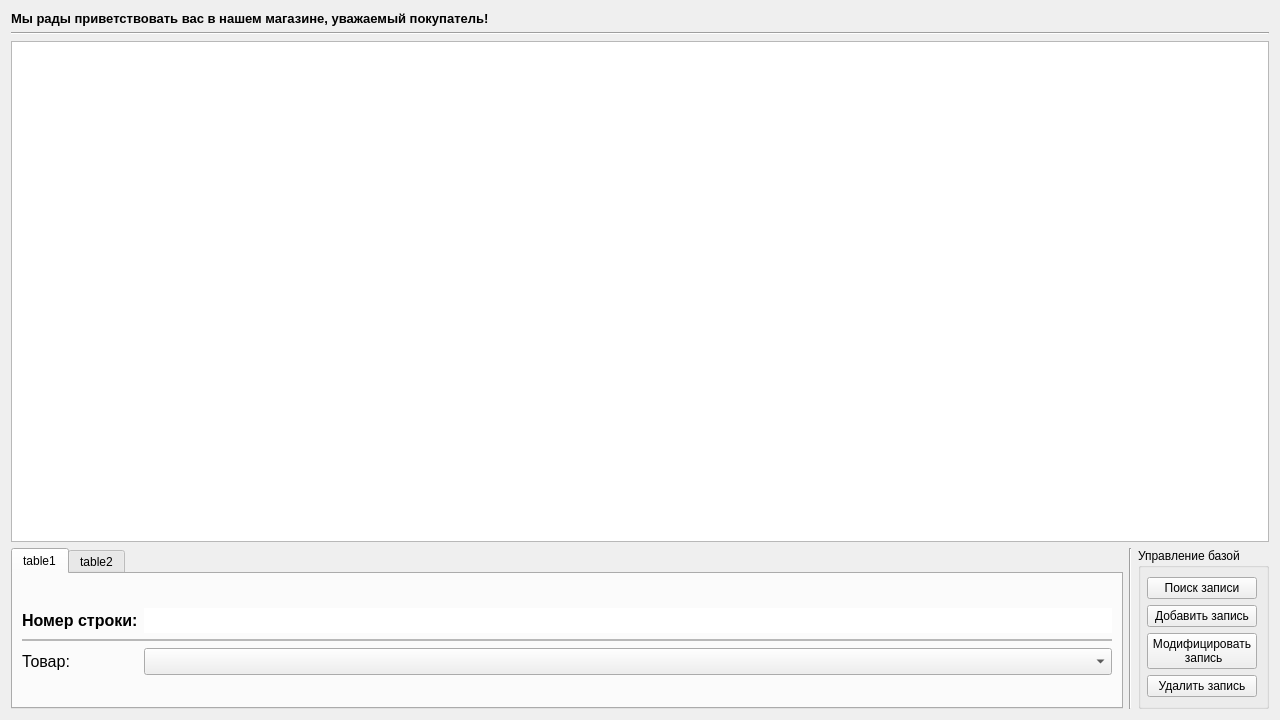
The window that 3 course/postgres_coursework/Views/BuyerForm.ui (Manerton/labs-se) describes before a commit, drawn with Qt 5.
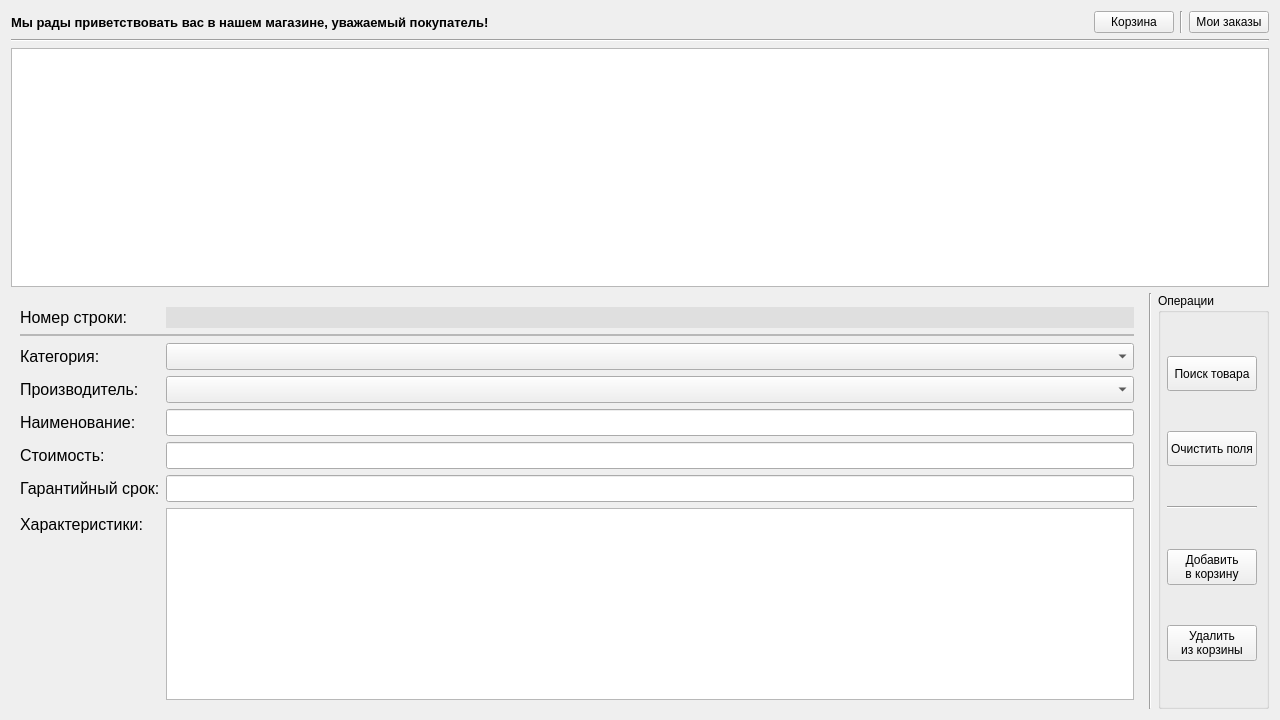
The same window after the commit.

```diff
--- a/3 course/postgres_coursework/Views/BuyerForm.ui
+++ b/3 course/postgres_coursework/Views/BuyerForm.ui
@@ -13,11 +13,17 @@
   <property name="windowTitle">
    <string>Form</string>
   </property>
-  <layout class="QGridLayout" name="gridLayout_3" rowstretch="0,2,1,0">
+  <layout class="QGridLayout" name="gridLayout_3" rowstretch="0,0,0,0">
    <item row="3" column="2">
     <widget class="QGroupBox" name="buttons">
+     <property name="sizePolicy">
+      <sizepolicy hsizetype="Preferred" vsizetype="Preferred">
+       <horstretch>0</horstretch>
+       <verstretch>0</verstretch>
+      </sizepolicy>
+     </property>
      <property name="title">
-      <string>Управление базой</string>
+      <string>Операции</string>
      </property>
      <property name="flat">
       <bool>false</bool>
@@ -31,49 +37,138 @@
       </property>
       <item>
        <widget class="QPushButton" name="pushButton_search">
+        <property name="minimumSize">
+         <size>
+          <width>0</width>
+          <height>35</height>
+         </size>
+        </property>
         <property name="text">
-         <string>Поиск записи</string>
+         <string>Поиск товара</string>
+        </property>
+       </widget>
+      </item>
+      <item>
+       <widget class="QPushButton" name="pushButton_clearInput">
+        <property name="minimumSize">
+         <size>
+          <width>0</width>
+          <height>35</height>
+         </size>
+        </property>
+        <property name="text">
+         <string>Очистить поля</string>
+        </property>
+       </widget>
+      </item>
+      <item>
+       <widget class="Line" name="line_4">
+        <property name="orientation">
+         <enum>Qt::Horizontal</enum>
         </property>
        </widget>
       </item>
       <item>
        <widget class="QPushButton" name="pushButton_create">
-        <property name="text">
-         <string>Добавить запись</string>
+        <property name="minimumSize">
+         <size>
+          <width>0</width>
+          <height>35</height>
+         </size>
         </property>
-       </widget>
-      </item>
-      <item>
-       <widget class="QPushButton" name="pushButton_update">
         <property name="text">
-         <string>Модифицировать
- запись</string>
+         <string>Добавить
+в корзину</string>
         </property>
        </widget>
       </item>
       <item>
        <widget class="QPushButton" name="pushButton_remove">
+        <property name="minimumSize">
+         <size>
+          <width>0</width>
+          <height>35</height>
+         </size>
+        </property>
         <property name="text">
-         <string>Удалить запись</string>
+         <string>Удалить
+из корзины</string>
         </property>
        </widget>
       </item>
      </layout>
     </widget>
    </item>
+   <item row="2" column="0" colspan="3">
+    <widget class="QTableView" name="tableView">
+     <property name="font">
+      <font>
+       <family>Segoe UI</family>
+       <pointsize>10</pointsize>
+      </font>
+     </property>
+     <property name="editTriggers">
+      <set>QAbstractItemView::NoEditTriggers</set>
+     </property>
+     <property name="tabKeyNavigation">
+      <bool>false</bool>
+     </property>
+     <property name="showDropIndicator" stdset="0">
+      <bool>false</bool>
+     </property>
+     <property name="dragDropOverwriteMode">
+      <bool>false</bool>
+     </property>
+     <property name="alternatingRowColors">
+      <bool>false</bool>
+     </property>
+     <property name="selectionMode">
+      <enum>QAbstractItemView::SingleSelection</enum>
+     </property>
+     <property name="selectionBehavior">
+      <enum>QAbstractItemView::SelectRows</enum>
+     </property>
+     <property name="showGrid">
+      <bool>true</bool>
+     </property>
+     <property name="sortingEnabled">
+      <bool>true</bool>
+     </property>
+     <property name="cornerButtonEnabled">
+      <bool>false</bool>
+     </property>
+     <attribute name="horizontalHeaderCascadingSectionResizes">
+      <bool>true</bool>
+     </attribute>
+     <attribute name="horizontalHeaderMinimumSectionSize">
+      <number>37</number>
+     </attribute>
+     <attribute name="horizontalHeaderDefaultSectionSize">
+      <number>150</number>
+     </attribute>
+     <attribute name="horizontalHeaderStretchLastSection">
+      <bool>true</bool>
+     </attribute>
+     <attribute name="verticalHeaderCascadingSectionResizes">
+      <bool>false</bool>
+     </attribute>
+     <attribute name="verticalHeaderMinimumSectionSize">
+      <number>35</number>
+     </attribute>
+     <attribute name="verticalHeaderDefaultSectionSize">
+      <number>35</number>
+     </attribute>
+     <attribute name="verticalHeaderHighlightSections">
+      <bool>true</bool>
+     </attribute>
+     <attribute name="verticalHeaderShowSortIndicator" stdset="0">
+      <bool>true</bool>
+     </attribute>
+    </widget>
+   </item>
    <item row="3" column="0">
-    <widget class="QTabWidget" name="tabWidget">
-     <property name="currentIndex">
-      <number>0</number>
-     </property>
-     <widget class="QWidget" name="table1">
-      <attribute name="title">
-       <string>table1</string>
-      </attribute>
-      <layout class="QGridLayout" name="gridLayout_2">
-       <property name="topMargin">
-        <number>6</number>
-       </property>
+    <widget class="QWidget" name="widget" native="true">
+     <layout class="QGridLayout" name="gridLayout">
        <item row="0" column="0">
         <layout class="QFormLayout" name="product_data">
          <property name="sizeConstraint">
@@ -89,7 +184,7 @@
           <set>Qt::AlignLeading|Qt::AlignLeft|Qt::AlignVCenter</set>
          </property>
          <property name="formAlignment">
-          <set>Qt::AlignLeading|Qt::AlignLeft|Qt::AlignVCenter</set>
+         <set>Qt::AlignLeading|Qt::AlignLeft|Qt::AlignTop</set>
          </property>
          <property name="topMargin">
           <number>5</number>
@@ -99,11 +194,16 @@
            <property name="font">
             <font>
              <pointsize>12</pointsize>
-             <weight>75</weight>
-             <bold>true</bold>
+            <weight>50</weight>
+            <italic>false</italic>
+            <bold>false</bold>
              <underline>false</underline>
             </font>
            </property>
+          <property name="styleSheet">
+           <string notr="true">color: rgb(0, 0, 0);
+</string>
+          </property>
            <property name="text">
             <string>Номер строки:</string>
            </property>
@@ -122,6 +222,9 @@
            <property name="autoFillBackground">
             <bool>false</bool>
            </property>
+          <property name="styleSheet">
+           <string notr="true">background-color: rgb(223, 223, 223);</string>
+          </property>
            <property name="text">
             <string/>
            </property>
@@ -157,13 +260,150 @@
            <property name="font">
             <font>
              <pointsize>12</pointsize>
+            <weight>50</weight>
+            <bold>false</bold>
+            <underline>false</underline>
             </font>
            </property>
            <property name="text">
-            <string>Товар:</string>
+           <string>Категория:</string>
            </property>
           </widget>
          </item>
+        <item row="3" column="0">
+         <widget class="QLabel" name="manufacturer_Label">
+          <property name="font">
+           <font>
+            <pointsize>12</pointsize>
+           </font>
+          </property>
+          <property name="text">
+           <string>Производитель:</string>
+          </property>
+         </widget>
+        </item>
+        <item row="3" column="1">
+         <widget class="QComboBox" name="manufacturer_comboBox">
+          <property name="font">
+           <font>
+            <pointsize>12</pointsize>
+           </font>
+          </property>
+         </widget>
+        </item>
+        <item row="4" column="0">
+         <widget class="QLabel" name="nameProduct_Label">
+          <property name="font">
+           <font>
+            <pointsize>12</pointsize>
+           </font>
+          </property>
+          <property name="text">
+           <string>Наименование:</string>
+          </property>
+         </widget>
+        </item>
+        <item row="4" column="1">
+         <widget class="QLineEdit" name="nameProduct_LineEdit">
+          <property name="font">
+           <font>
+            <pointsize>12</pointsize>
+           </font>
+          </property>
+         </widget>
+        </item>
+        <item row="5" column="0">
+         <widget class="QLabel" name="cost_Label">
+          <property name="font">
+           <font>
+            <pointsize>12</pointsize>
+           </font>
+          </property>
+          <property name="text">
+           <string>Стоимость:</string>
+          </property>
+         </widget>
+        </item>
+        <item row="5" column="1">
+         <widget class="QLineEdit" name="cost_LineEdit">
+          <property name="font">
+           <font>
+            <pointsize>12</pointsize>
+           </font>
+          </property>
+         </widget>
+        </item>
+        <item row="6" column="0">
+         <widget class="QLabel" name="warranty_Label">
+          <property name="font">
+           <font>
+            <pointsize>12</pointsize>
+           </font>
+          </property>
+          <property name="text">
+           <string>Гарантийный срок:</string>
+          </property>
+         </widget>
+        </item>
+        <item row="6" column="1">
+         <widget class="QLineEdit" name="warranty_LineEdit">
+          <property name="font">
+           <font>
+            <pointsize>12</pointsize>
+           </font>
+          </property>
+         </widget>
+        </item>
+        <item row="7" column="0">
+         <widget class="QLabel" name="specs_Label">
+          <property name="font">
+           <font>
+            <pointsize>12</pointsize>
+           </font>
+          </property>
+          <property name="text">
+           <string>Характеристики:</string>
+          </property>
+         </widget>
+        </item>
+        <item row="7" column="1">
+         <widget class="QTableWidget" name="specs_tableWidget">
+          <property name="contextMenuPolicy">
+           <enum>Qt::CustomContextMenu</enum>
+          </property>
+          <property name="editTriggers">
+           <set>QAbstractItemView::NoEditTriggers</set>
+          </property>
+          <attribute name="horizontalHeaderVisible">
+           <bool>false</bool>
+          </attribute>
+          <attribute name="horizontalHeaderMinimumSectionSize">
+           <number>80</number>
+          </attribute>
+          <attribute name="horizontalHeaderDefaultSectionSize">
+           <number>200</number>
+          </attribute>
+          <attribute name="horizontalHeaderStretchLastSection">
+           <bool>true</bool>
+          </attribute>
+          <attribute name="verticalHeaderVisible">
+           <bool>false</bool>
+          </attribute>
+          <attribute name="verticalHeaderCascadingSectionResizes">
+           <bool>false</bool>
+          </attribute>
+          <column>
+           <property name="text">
+            <string>Название</string>
+           </property>
+          </column>
+          <column>
+           <property name="text">
+            <string>Подробности</string>
+           </property>
+          </column>
+         </widget>
+        </item>
          <item row="2" column="1">
           <widget class="QComboBox" name="comboBox_product">
            <property name="font">
@@ -177,12 +417,12 @@
        </item>
       </layout>
      </widget>
-     <widget class="QWidget" name="table2">
-      <attribute name="title">
-       <string>table2</string>
-      </attribute>
-      <layout class="QGridLayout" name="gridLayout"/>
-     </widget>
+   </item>
+   <item row="1" column="0" colspan="3">
+    <widget class="Line" name="line_3">
+     <property name="orientation">
+      <enum>Qt::Horizontal</enum>
+     </property>
     </widget>
    </item>
    <item row="3" column="1">
@@ -195,7 +435,12 @@
      </property>
     </widget>
    </item>
-   <item row="0" column="0">
+   <item row="0" column="0" colspan="3">
+    <layout class="QHBoxLayout" name="horizontalLayout">
+     <property name="topMargin">
+      <number>0</number>
+     </property>
+     <item>
     <widget class="QLabel" name="label">
      <property name="font">
       <font>
@@ -210,79 +455,41 @@
      </property>
     </widget>
    </item>
-   <item row="2" column="0" colspan="3">
-    <widget class="QTableView" name="tableView">
-     <property name="font">
-      <font>
-       <family>Segoe UI</family>
-       <pointsize>10</pointsize>
-      </font>
-     </property>
-     <property name="editTriggers">
-      <set>QAbstractItemView::NoEditTriggers</set>
-     </property>
-     <property name="tabKeyNavigation">
-      <bool>false</bool>
-     </property>
-     <property name="showDropIndicator" stdset="0">
-      <bool>false</bool>
-     </property>
-     <property name="dragDropOverwriteMode">
-      <bool>false</bool>
-     </property>
-     <property name="alternatingRowColors">
-      <bool>true</bool>
-     </property>
-     <property name="selectionMode">
-      <enum>QAbstractItemView::SingleSelection</enum>
-     </property>
-     <property name="selectionBehavior">
-      <enum>QAbstractItemView::SelectRows</enum>
-     </property>
-     <property name="showGrid">
-      <bool>true</bool>
-     </property>
-     <property name="sortingEnabled">
-      <bool>false</bool>
-     </property>
-     <property name="cornerButtonEnabled">
-      <bool>false</bool>
-     </property>
-     <attribute name="horizontalHeaderCascadingSectionResizes">
-      <bool>true</bool>
-     </attribute>
-     <attribute name="horizontalHeaderMinimumSectionSize">
-      <number>37</number>
-     </attribute>
-     <attribute name="horizontalHeaderDefaultSectionSize">
-      <number>150</number>
-     </attribute>
-     <attribute name="horizontalHeaderStretchLastSection">
-      <bool>true</bool>
-     </attribute>
-     <attribute name="verticalHeaderCascadingSectionResizes">
-      <bool>false</bool>
-     </attribute>
-     <attribute name="verticalHeaderMinimumSectionSize">
-      <number>35</number>
-     </attribute>
-     <attribute name="verticalHeaderDefaultSectionSize">
-      <number>35</number>
-     </attribute>
-     <attribute name="verticalHeaderHighlightSections">
-      <bool>true</bool>
-     </attribute>
-     <attribute name="verticalHeaderShowSortIndicator" stdset="0">
-      <bool>true</bool>
-     </attribute>
-    </widget>
-   </item>
-   <item row="1" column="0" colspan="3">
-    <widget class="Line" name="line_3">
+     <item>
+      <spacer name="horizontalSpacer">
      <property name="orientation">
       <enum>Qt::Horizontal</enum>
      </property>
-    </widget>
+       <property name="sizeHint" stdset="0">
+        <size>
+         <width>40</width>
+         <height>20</height>
+        </size>
+       </property>
+      </spacer>
+     </item>
+     <item>
+      <widget class="QPushButton" name="pushButton_cart">
+       <property name="text">
+        <string>Корзина</string>
+       </property>
+      </widget>
+     </item>
+     <item>
+      <widget class="Line" name="line_5">
+       <property name="orientation">
+        <enum>Qt::Vertical</enum>
+       </property>
+      </widget>
+     </item>
+     <item>
+      <widget class="QPushButton" name="pushButton_myOrders">
+       <property name="text">
+        <string>Мои заказы</string>
+       </property>
+      </widget>
+     </item>
+    </layout>
    </item>
   </layout>
  </widget>
```
Left out of the diff: 10 changed lines with no effect on the pictures. Lines whose indentation alone changed are shown as unchanged.
